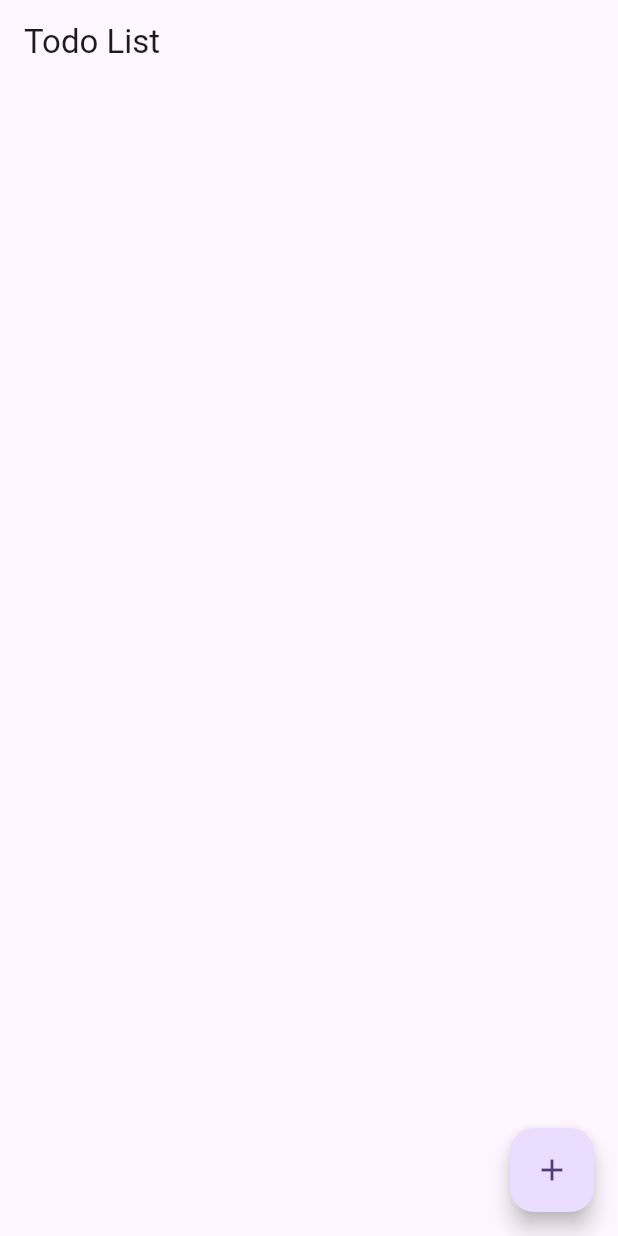
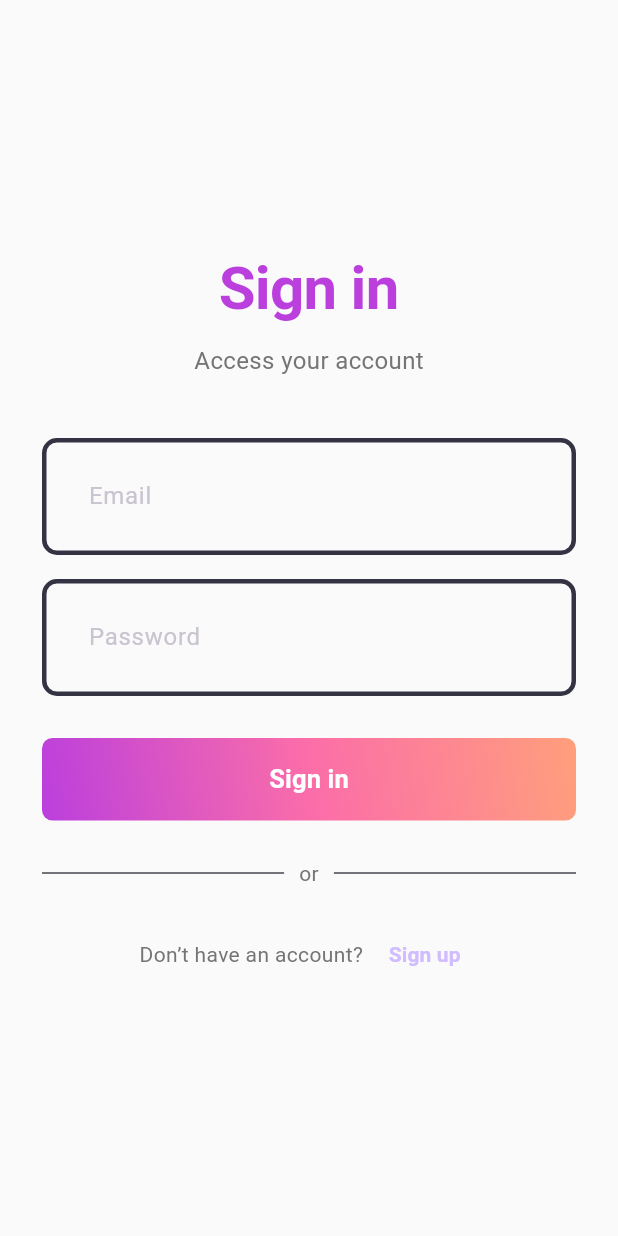
Before and after one commit to ahsan-hafeez-nku/Bloc-Practice, a Flutter app: the screen it shows after launch, on a phone screen of 412 x 824 dp. Run offline on Flutter 3.47's test engine with Material 3 defaults, Android fonts, the light colour scheme and no system bars; our stand-ins replace flutter_bloc.

Commit message:
login page tut

```diff
--- /dev/null
+++ b/lib/features/auth/bloc/auth_bloc.dart
@@ -0,0 +1,31 @@
+import 'package:flutter/material.dart';
+import 'package:flutter_bloc/flutter_bloc.dart';
+
+part 'auth_event.dart';
+part 'auth_state.dart';
+
+class AuthBloc extends Bloc<AuthEvent, AuthState> {
+  AuthBloc() : super(AuthInitial()) {
+    on<LoginEvent>((event, emit) async {
+      try {
+        emit(AuthLoading(loading: true));
+        final email = event.email;
+        final password = event.password;
+        if (password.length < 6) {
+          return emit(
+            AuthFailure(errorMessage: 'Password must be 6 characters long'),
+          );
+        }
+        if (email == 'admin@gmail.com' && password == '123456') {
+          await Future.delayed(const Duration(seconds: 3));
+          return emit(AuthSuccess(message: "User successfully Logged in"));
+        } else {
+          await Future.delayed(const Duration(seconds: 3));
+          return emit(AuthFailure(errorMessage: 'Invalid email or password'));
+        }
+      } catch (e) {
+        return emit(AuthFailure(errorMessage: e.toString()));
+      }
+    });
+  }
+}
--- /dev/null
+++ b/lib/features/auth/bloc/auth_event.dart
@@ -0,0 +1,10 @@
+part of 'auth_bloc.dart';
+
+@immutable
+sealed class AuthEvent {}
+
+class LoginEvent extends AuthEvent {
+  final String email;
+  final String password;
+  LoginEvent(this.email, this.password);
+}
--- /dev/null
+++ b/lib/features/auth/bloc/auth_state.dart
@@ -0,0 +1,21 @@
+part of 'auth_bloc.dart';
+
+@immutable
+sealed class AuthState {}
+
+final class AuthInitial extends AuthState {}
+
+final class AuthSuccess extends AuthState {
+  final String message;
+  AuthSuccess({required this.message});
+}
+
+final class AuthFailure extends AuthState {
+  final String errorMessage;
+  AuthFailure({required this.errorMessage});
+}
+
+final class AuthLoading extends AuthState {
+  final bool loading;
+  AuthLoading({required this.loading});
+}
--- /dev/null
+++ b/lib/features/auth/login_screen.dart
@@ -0,0 +1,131 @@
+import 'package:flutter/material.dart';
+import 'package:flutter_bloc/flutter_bloc.dart';
+import 'package:flutter_bloc_tut/features/auth/bloc/auth_bloc.dart';
+import 'package:flutter_bloc_tut/features/auth/pallete.dart';
+import 'package:flutter_bloc_tut/features/auth/widget/gradient_button.dart';
+import 'package:flutter_bloc_tut/features/auth/widget/login_feild.dart';
+
+class LoginScreen extends StatefulWidget {
+  const LoginScreen({super.key});
+
+  @override
+  State<LoginScreen> createState() => _LoginScreenState();
+}
+
+class _LoginScreenState extends State<LoginScreen> {
+  final emailController = TextEditingController();
+  final passwordController = TextEditingController();
+
+  @override
+  Widget build(BuildContext context) {
+    return BlocListener<AuthBloc, AuthState>(
+      listener: (context, state) {
+        if (state is AuthFailure) {
+          ScaffoldMessenger.of(
+            context,
+          ).showSnackBar(SnackBar(content: Text(state.errorMessage)));
+        }
+        if (state is AuthSuccess) {
+          ScaffoldMessenger.of(
+            context,
+          ).showSnackBar(SnackBar(content: Text(state.message)));
+        }
+      },
+
+      child: Scaffold(
+        backgroundColor: Colors.grey[50],
+        body: SafeArea(
+          child: Center(
+            child: SingleChildScrollView(
+              padding: const EdgeInsets.symmetric(horizontal: 28, vertical: 40),
+              child: Column(
+                crossAxisAlignment: CrossAxisAlignment.center,
+                children: [
+                  const Text(
+                    'Sign in',
+                    style: TextStyle(
+                      fontWeight: FontWeight.bold,
+                      fontSize: 40,
+                      letterSpacing: -0.5,
+                      color: Pallete.gradient1,
+                    ),
+                  ),
+                  const SizedBox(height: 8),
+                  Text(
+                    'Access your account',
+                    style: TextStyle(fontSize: 16, color: Colors.grey[600]),
+                  ),
+                  const SizedBox(height: 40),
+
+                  // Email
+                  LoginField(hintText: 'Email', controller: emailController),
+                  const SizedBox(height: 16),
+
+                  // Password
+                  LoginField(
+                    hintText: 'Password',
+                    controller: passwordController,
+                  ),
+                  const SizedBox(height: 28),
+
+                  // Button
+                  BlocBuilder<AuthBloc, AuthState>(
+                    builder: (context, state) {
+                      return GradientButton(
+                        loading: state is AuthLoading ? true : false,
+                        onPress: () => context.read<AuthBloc>().add(
+                          LoginEvent(
+                            emailController.text.trim(),
+                            passwordController.text.trim(),
+                          ),
+                        ),
+                      );
+                    },
+                  ),
+
+                  const SizedBox(height: 25),
+
+                  // OR divider
+                  Row(
+                    children: [
+                      const Expanded(child: Divider(thickness: 1)),
+                      Padding(
+                        padding: const EdgeInsets.symmetric(horizontal: 10),
+                        child: Text(
+                          'or',
+                          style: TextStyle(color: Colors.grey[600]),
+                        ),
+                      ),
+                      const Expanded(child: Divider(thickness: 1)),
+                    ],
+                  ),
+
+                  const SizedBox(height: 20),
+
+                  // Footer
+                  Row(
+                    mainAxisAlignment: MainAxisAlignment.center,
+                    children: [
+                      Text(
+                        "Don’t have an account?",
+                        style: TextStyle(color: Colors.grey[600]),
+                      ),
+                      const SizedBox(width: 5),
+                      TextButton(
+                        onPressed: () {},
+                        child: const Text(
+                          "Sign up",
+                          style: TextStyle(fontWeight: FontWeight.w600),
+                        ),
+                      ),
+                    ],
+                  ),
+                ],
+              ),
+            ),
+          ),
+        ),
+      ),
+    );
+  }
+}
--- /dev/null
+++ b/lib/features/auth/pallete.dart
@@ -0,0 +1,10 @@
+import 'package:flutter/material.dart';
+
+class Pallete {
+  static const Color backgroundColor = Color.fromRGBO(24, 24, 32, 1);
+  static const Color gradient1 = Color.fromRGBO(187, 63, 221, 1);
+  static const Color gradient2 = Color.fromRGBO(251, 109, 169, 1);
+  static const Color gradient3 = Color.fromRGBO(255, 159, 124, 1);
+  static const Color borderColor = Color.fromRGBO(52, 51, 67, 1);
+  static const Color whiteColor = Colors.white;
+}
--- /dev/null
+++ b/lib/features/auth/widget/gradient_button.dart
@@ -0,0 +1,44 @@
+import 'package:flutter/material.dart';
+import 'package:flutter_bloc_tut/features/auth/pallete.dart';
+
+class GradientButton extends StatelessWidget {
+  final VoidCallback onPress;
+  final bool loading;
+  const GradientButton({
+    super.key,
+    required this.onPress,
+    this.loading = false,
+  });
+
+  @override
+  Widget build(BuildContext context) {
+    return Container(
+      decoration: BoxDecoration(
+        gradient: const LinearGradient(
+          colors: [Pallete.gradient1, Pallete.gradient2, Pallete.gradient3],
+          begin: Alignment.bottomLeft,
+          end: Alignment.topRight,
+        ),
+        borderRadius: BorderRadius.circular(7),
+      ),
+      child: ElevatedButton(
+        onPressed: onPress,
+        style: ElevatedButton.styleFrom(
+          fixedSize: const Size(395, 55),
+          backgroundColor: Colors.transparent,
+          shadowColor: Colors.transparent,
+        ),
+        child: loading
+            ? const CircularProgressIndicator()
+            : const Text(
+                'Sign in',
+                style: TextStyle(
+                  fontWeight: FontWeight.w600,
+                  fontSize: 17,
+                  color: Colors.white,
+                ),
+              ),
+      ),
+    );
+  }
+}
--- /dev/null
+++ b/lib/features/auth/widget/login_feild.dart
@@ -0,0 +1,35 @@
+import 'package:flutter/material.dart';
+import 'package:flutter_bloc_tut/features/auth/pallete.dart';
+
+class LoginField extends StatelessWidget {
+  final String hintText;
+  final TextEditingController controller;
+  const LoginField({
+    super.key,
+    required this.hintText,
+    required this.controller,
+  });
+
+  @override
+  Widget build(BuildContext context) {
+    return ConstrainedBox(
+      constraints: const BoxConstraints(maxWidth: 400),
+      child: TextFormField(
+        controller: controller,
+        style: TextStyle(color: Colors.black),
+        decoration: InputDecoration(
+          contentPadding: const EdgeInsets.all(27),
+          enabledBorder: OutlineInputBorder(
+            borderSide: const BorderSide(color: Pallete.borderColor, width: 3),
+            borderRadius: BorderRadius.circular(10),
+          ),
+          focusedBorder: OutlineInputBorder(
+            borderSide: const BorderSide(color: Pallete.gradient2, width: 3),
+            borderRadius: BorderRadius.circular(10),
+          ),
+          hintText: hintText,
+        ),
+      ),
+    );
+  }
+}
--- a/lib/main.dart
+++ b/lib/main.dart
@@ -22,14 +22,47 @@
 //       child: const MaterialApp(home: HomeScreen()),
 //     );
 //   }
+// // }
+
+// import 'package:flutter/material.dart';
+// import 'package:flutter_bloc/flutter_bloc.dart';
+// import 'package:flutter_bloc_tut/features/todo_state_management/add_todo_page.dart';
+// import 'package:flutter_bloc_tut/features/todo_state_management/bloc/todo_bloc.dart';
+// // import 'package:flutter_bloc_tut/features/todo_state_management/cubit/todo_cubit.dart';
+// import 'package:flutter_bloc_tut/features/todo_state_management/to_do_list.dart';
+
+// void main() {
+//   runApp(const MyApp());
+// }
+
+// class MyApp extends StatelessWidget {
+//   const MyApp({super.key});
+
+//   @override
+//   Widget build(BuildContext context) {
+//     return BlocProvider(
+//       create: (context) => TodoBloc(),
+//       child: MaterialApp(
+//         title: 'Flutter Demo',
+//         theme: ThemeData(
+//           colorScheme: ColorScheme.fromSeed(seedColor: Colors.deepPurple),
+//           useMaterial3: true,
+//         ),
+//         initialRoute: '/',
+//         routes: {
+//           '/': (_) => const TodoList(),
+//           '/add-todo': (_) => const AddTodoPage(),
+//         },
+//       ),
+//     );
+//   }
 // }
 
 import 'package:flutter/material.dart';
 import 'package:flutter_bloc/flutter_bloc.dart';
-import 'package:flutter_bloc_tut/features/todo_state_management/add_todo_page.dart';
-import 'package:flutter_bloc_tut/features/todo_state_management/bloc/todo_bloc.dart';
-// import 'package:flutter_bloc_tut/features/todo_state_management/cubit/todo_cubit.dart';
-import 'package:flutter_bloc_tut/features/todo_state_management/to_do_list.dart';
+import 'package:flutter_bloc_tut/features/auth/bloc/auth_bloc.dart';
+import 'package:flutter_bloc_tut/features/auth/login_screen.dart';
+import 'package:flutter_bloc_tut/features/auth/pallete.dart';
 
 void main() {
   runApp(const MyApp());
@@ -41,18 +74,13 @@ class MyApp extends StatelessWidget {
   @override
   Widget build(BuildContext context) {
     return BlocProvider(
-      create: (context) => TodoBloc(),
+      create: (context) => AuthBloc(),
       child: MaterialApp(
         title: 'Flutter Demo',
-        theme: ThemeData(
-          colorScheme: ColorScheme.fromSeed(seedColor: Colors.deepPurple),
-          useMaterial3: true,
+        theme: ThemeData.dark().copyWith(
+          scaffoldBackgroundColor: Pallete.backgroundColor,
         ),
-        initialRoute: '/',
-        routes: {
-          '/': (_) => const TodoList(),
-          '/add-todo': (_) => const AddTodoPage(),
-        },
+        home: const LoginScreen(),
       ),
     );
   }
```
